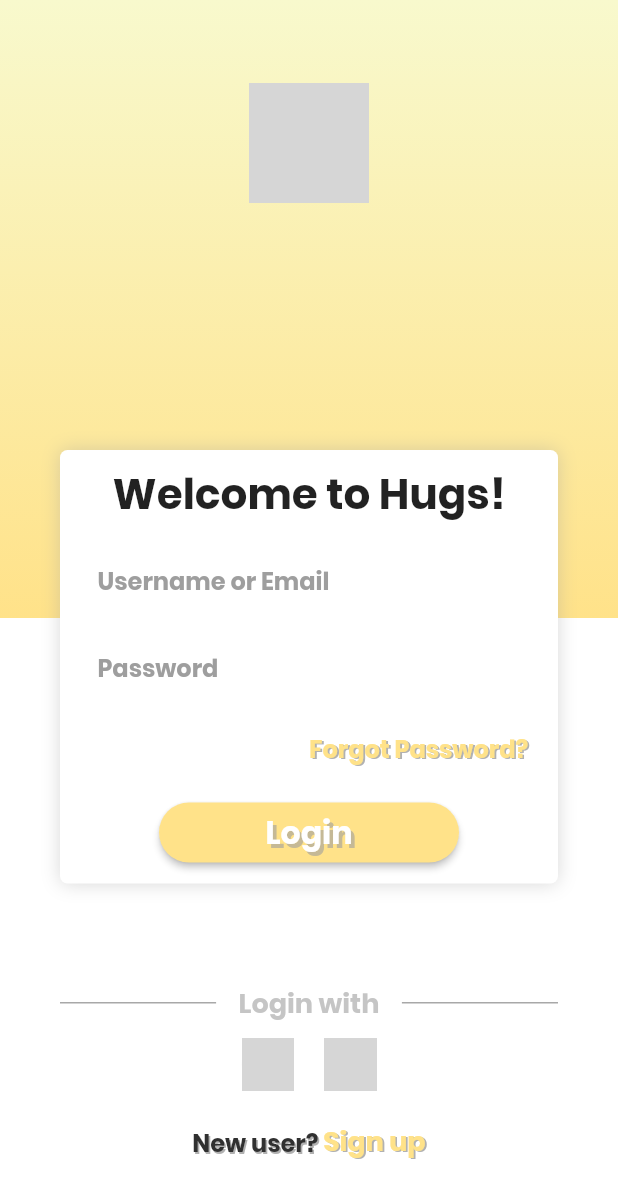
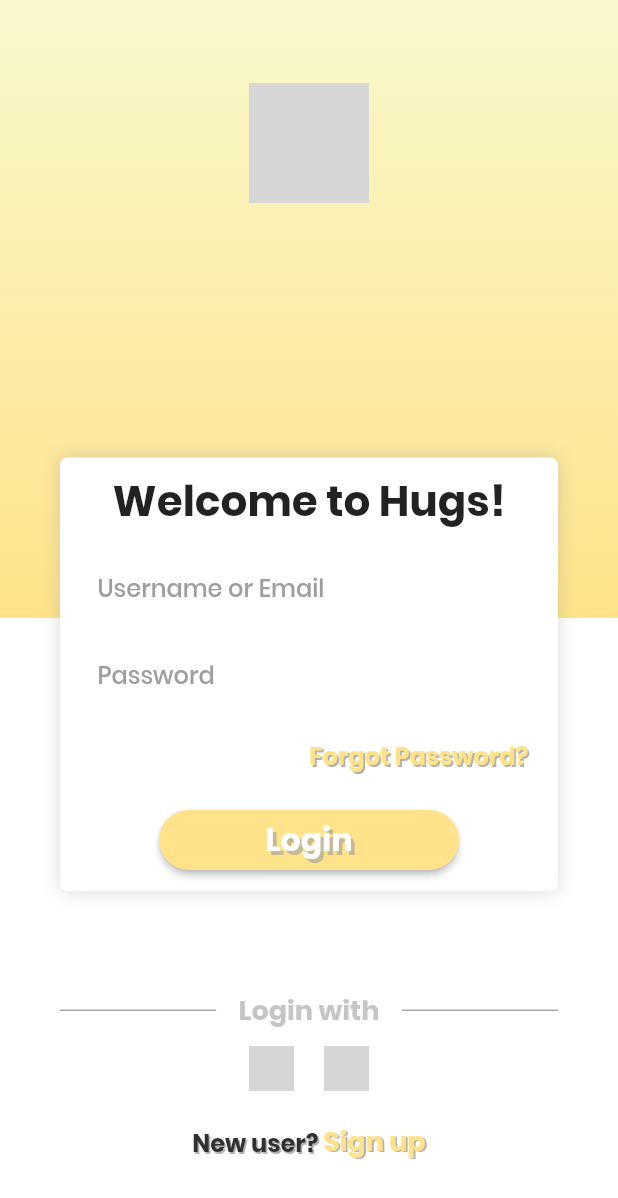
Before and after one commit to oliviajohansen/Hugs, a Flutter app: the Login screen opened directly, on a phone screen of 412 x 824 dp. Shown: the top 1198 px of the screen. Run offline on Flutter 3.47's test engine with Material 2 defaults, Android fonts, the phone set to English and light mode, and no system bars; our stand-ins replace cached_network_image, cloud_firestore, curved_navigation_bar, firebase_auth, firebase_storage, flare_flutter and 5 more; missing offline and left inert: flare_dart, flutter_facebook_login; accounts and stored records are empty; grey boxes are pictures that could not be loaded.

Commit message:
Added Fonts and fixed image issues

```diff
--- a/lib/main.dart
+++ b/lib/main.dart
@@ -2,6 +2,7 @@ import 'package:firebase_auth/firebase_auth.dart';
 import 'package:flutter/material.dart';
 import 'package:hugsmobileapp/models/hug.dart';
 import 'package:hugsmobileapp/pages/authenticate/login_teddy/login_teddy.dart';
+import 'package:hugsmobileapp/pages/home/HomePage1.dart';
 import 'services/auth.dart';
 import 'pages/helper/wrapper.dart';
 //wrap everything with provider to provide user data to every file
--- a/lib/pages/authenticate/login.dart
+++ b/lib/pages/authenticate/login.dart
@@ -316,8 +316,8 @@ class _LoginState extends State<Login> {
                       child: Ink.image(
                           image: AssetImage('assets/images/Facebook.png'),
                           fit: BoxFit.cover,
-                          width: 35.0,
-                          height: 35.0,
+                          width: 30.0,
+                          height: 30.0,
                           child: InkWell(
                             onTap: () async {
                               dynamic res = await _auth.signInWithFacebook();
@@ -337,8 +337,8 @@ class _LoginState extends State<Login> {
                       child: Ink.image(
                           image: AssetImage('assets/images/Google.png'),
                           fit: BoxFit.cover,
-                          width: 35.0,
-                          height: 35.0,
+                          width: 30.0,
+                          height: 30.0,
                           child: InkWell(
                             onTap: () async {
                               if(await _auth.signInWithGoogle()) {
```
Also changed, not shown: assets/fonts/Poppins-Black.ttf (added), assets/fonts/Poppins-BlackItalic.ttf (added), assets/fonts/Poppins-BoldItalic.ttf (added), assets/fonts/Poppins-ExtraBold.ttf (added), assets/fonts/Poppins-ExtraBoldItalic.ttf (added), assets/fonts/Poppins-ExtraLight.ttf (added), assets/fonts/Poppins-ExtraLightItalic.ttf (added), assets/fonts/Poppins-Italic.ttf (added), assets/fonts/Poppins-Light.ttf (added), assets/fonts/Poppins-LightItalic.ttf (added), assets/fonts/Poppins-Medium.ttf (added), assets/fonts/Poppins-MediumItalic.ttf (added), assets/fonts/Poppins-Regular.ttf (added), assets/fonts/Poppins-SemiBold.ttf (added), 3 more files.
